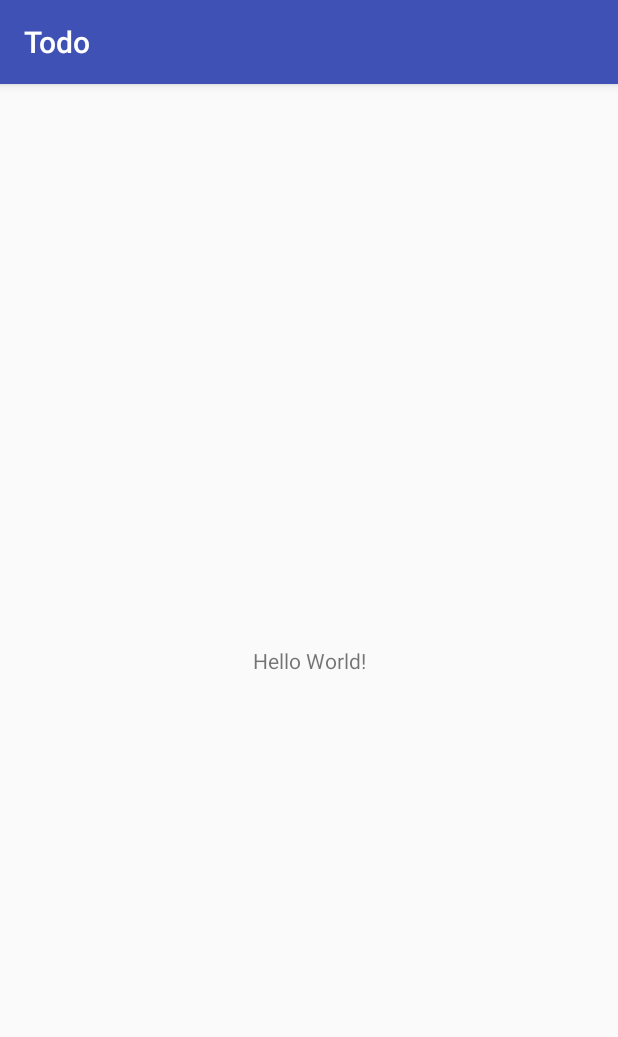
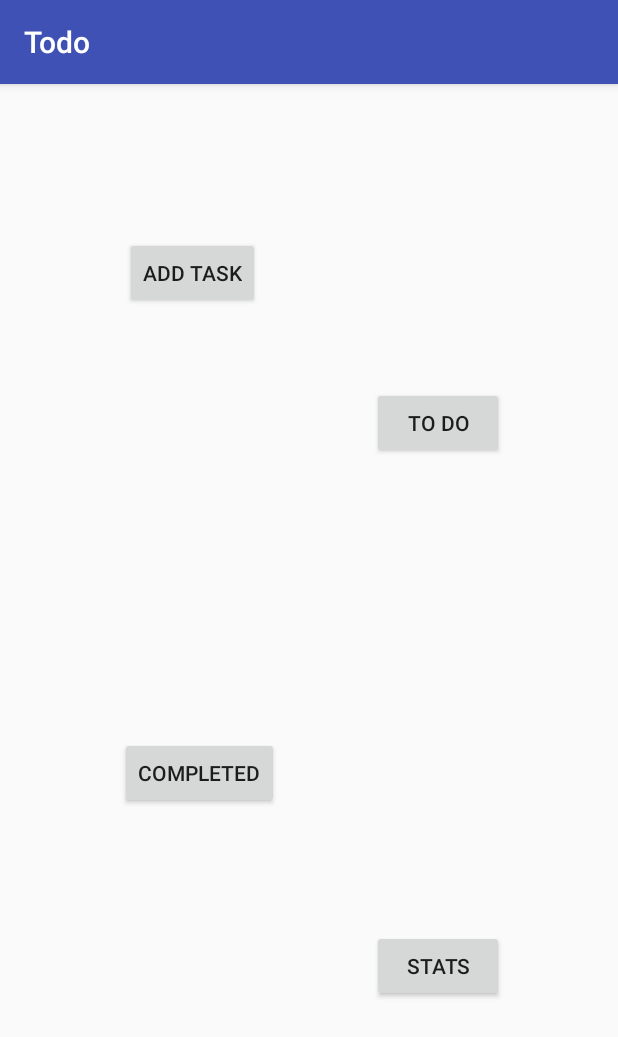
Before and after one commit to xdawax/todoapp, an Android app: the screen it shows after launch (MainActivity), on a phone screen of 412 x 824 dp. Shown: the top 1037 px of the screen. Run offline under Robolectric (Android 15) with nearby library versions, the phone set to English and light mode, and no system bars.

Commit message:
Added main activity
Added main activity

```diff
--- a/MyApplication/app/src/main/java/com/example/dawa1/todo/MainActivity.java
+++ b/MyApplication/app/src/main/java/com/example/dawa1/todo/MainActivity.java
@@ -10,4 +10,6 @@ public class MainActivity extends AppCompatActivity {
         super.onCreate(savedInstanceState);
         setContentView(R.layout.activity_main);
     }
+
+
 }
--- a/MyApplication/app/src/main/res/layout/activity_main.xml
+++ b/MyApplication/app/src/main/res/layout/activity_main.xml
@@ -6,13 +6,54 @@
     android:layout_height="match_parent"
     tools:context="com.example.dawa1.todo.MainActivity">
 
-    <TextView
+    <Button
+        android:id="@+id/button3"
         android:layout_width="wrap_content"
         android:layout_height="wrap_content"
-        android:text="Hello World!"
-        app:layout_constraintBottom_toBottomOf="parent"
+        android:layout_marginLeft="16dp"
+        android:layout_marginRight="8dp"
+        android:layout_marginTop="102dp"
+        android:text="Add Task"
         app:layout_constraintLeft_toLeftOf="parent"
-        app:layout_constraintRight_toRightOf="parent"
+        app:layout_constraintRight_toLeftOf="@+id/button5"
         app:layout_constraintTop_toTopOf="parent" />
 
+    <Button
+        android:id="@+id/button4"
+        android:layout_width="wrap_content"
+        android:layout_height="wrap_content"
+        android:layout_marginBottom="8dp"
+        android:layout_marginLeft="8dp"
+        android:layout_marginRight="8dp"
+        android:layout_marginTop="8dp"
+        android:text="Completed"
+        app:layout_constraintBottom_toBottomOf="parent"
+        app:layout_constraintHorizontal_bias="0.574"
+        app:layout_constraintLeft_toLeftOf="parent"
+        app:layout_constraintRight_toLeftOf="@+id/button6"
+        app:layout_constraintTop_toBottomOf="@+id/button3"
+        app:layout_constraintVertical_bias="0.501" />
+
+    <Button
+        android:id="@+id/button5"
+        android:layout_width="wrap_content"
+        android:layout_height="wrap_content"
+        android:layout_marginBottom="11dp"
+        android:layout_marginRight="76dp"
+        android:layout_marginTop="8dp"
+        android:text="@string/button_todo"
+        app:layout_constraintBottom_toTopOf="@+id/button6"
+        app:layout_constraintRight_toRightOf="parent"
+        app:layout_constraintTop_toTopOf="parent"
+        app:layout_constraintVertical_bias="0.391" />
+
+    <Button
+        android:id="@+id/button6"
+        android:layout_width="wrap_content"
+        android:layout_height="wrap_content"
+        android:layout_marginBottom="156dp"
+        android:layout_marginRight="76dp"
+        android:text="Stats"
+        app:layout_constraintBottom_toBottomOf="parent"
+        app:layout_constraintRight_toRightOf="parent" />
 </android.support.constraint.ConstraintLayout>
--- /dev/null
+++ b/MyApplication/app/src/main/res/layout/todo.xml
@@ -0,0 +1,6 @@
+<?xml version="1.0" encoding="utf-8"?>
+<LinearLayout xmlns:android="http://schemas.android.com/apk/res/android"
+    android:orientation="vertical" android:layout_width="match_parent"
+    android:layout_height="match_parent">
+
+</LinearLayout>
--- a/MyApplication/app/src/main/res/values/strings.xml
+++ b/MyApplication/app/src/main/res/values/strings.xml
@@ -1,3 +1,4 @@
 <resources>
     <string name="app_name">Todo</string>
+    <string name="button_todo">To do</string>
 </resources>
```
